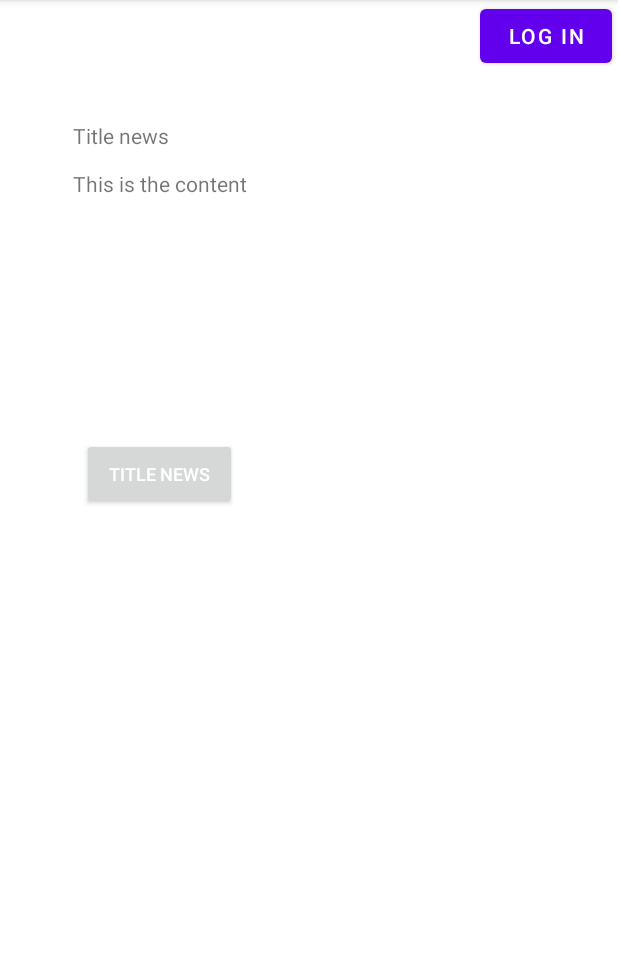
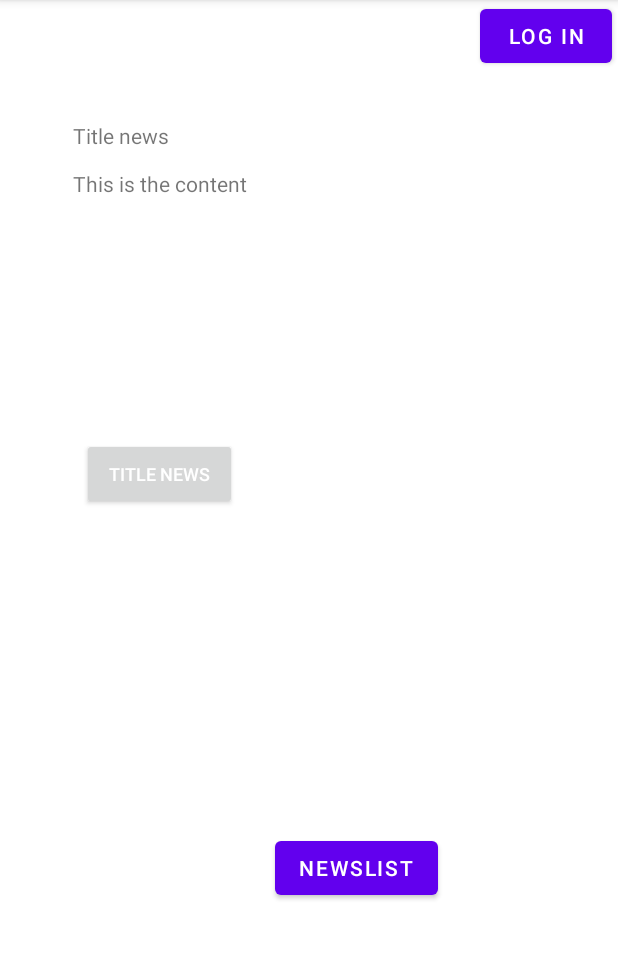
Before and after one commit to AtasieOana/Android-Project, an Android app: the screen it shows after launch (MainActivity), on a phone screen of 412 x 824 dp, the part 84-1043 px from its top. Run offline under Robolectric (Android 15) with nearby library versions, the phone set to English and light mode, and no system bars.

Commit message:
RecyclerView News

```diff
--- a/app/build.gradle
+++ b/app/build.gradle
@@ -40,4 +40,7 @@ dependencies {
     testImplementation 'junit:junit:4.13.2'
     androidTestImplementation 'androidx.test.ext:junit:1.1.3'
     androidTestImplementation 'androidx.test.espresso:espresso-core:3.4.0'
+    implementation 'androidx.appcompat:appcompat:1.2.0'
+    implementation 'androidx.recyclerview:recyclerview:1.2.0'
+    implementation 'com.squareup.picasso:picasso:2.5.2'
 }
--- a/app/src/main/AndroidManifest.xml
+++ b/app/src/main/AndroidManifest.xml
@@ -13,6 +13,9 @@
             android:name=".LoginPage"
             android:exported="false" />
         <activity
+            android:name=".NewsList"
+            android:exported="false" />
+        <activity
             android:name=".MainActivity"
             android:exported="true">
             <intent-filter>
--- a/app/src/main/java/com/example/projectandroid/MainActivity.java
+++ b/app/src/main/java/com/example/projectandroid/MainActivity.java
@@ -33,6 +33,18 @@ public class MainActivity extends AppCompatActivity {
             @Override
             public void onClick(View v) {
                 openLoginPage();
+            }
+        });
+
+
+        //NewsList button
+        Button button2;
+
+        button2 = findViewById(R.id.NewsList);
+        button2.setOnClickListener(new View.OnClickListener(){
+            @Override
+            public void onClick(View v) {
+                openNewsList();
             }
         });
 
@@ -99,4 +111,11 @@ public class MainActivity extends AppCompatActivity {
         Intent intent = new Intent(this, LoginPage.class);
         startActivity(intent);
     }
+
+    //button NewsList
+    public void openNewsList() {
+        Intent intent = new Intent(this, NewsList.class);
+        startActivity(intent);
+    }
+
 }
--- a/app/src/main/res/layout/activity_main.xml
+++ b/app/src/main/res/layout/activity_main.xml
@@ -46,7 +46,16 @@
         app:layout_constraintHorizontal_bias="0.178"
         app:layout_constraintStart_toStartOf="parent" />
 
-
+    <Button
+        android:id="@+id/NewsList"
+        android:layout_width="wrap_content"
+        android:layout_height="wrap_content"
+        android:layout_marginEnd="120dp"
+        android:text="NewsList"
+        app:layout_constraintBottom_toBottomOf="parent"
+        app:layout_constraintEnd_toEndOf="parent"
+        app:layout_constraintTop_toTopOf="parent"
+        app:layout_constraintVertical_bias="0.77" />
 
 
 </androidx.constraintlayout.widget.ConstraintLayout>
```
Also changed, not shown: app/src/main/java/com/example/projectandroid/CustomAdapter.java (added, +49 -0 lines), app/src/main/java/com/example/projectandroid/NewsList.java (added, +73 -0 lines), app/src/main/res/layout/activity_news_list.xml (added, +14 -0 lines), app/src/main/res/layout/list_item_view.xml (added, +13 -0 lines), 298 other files.
